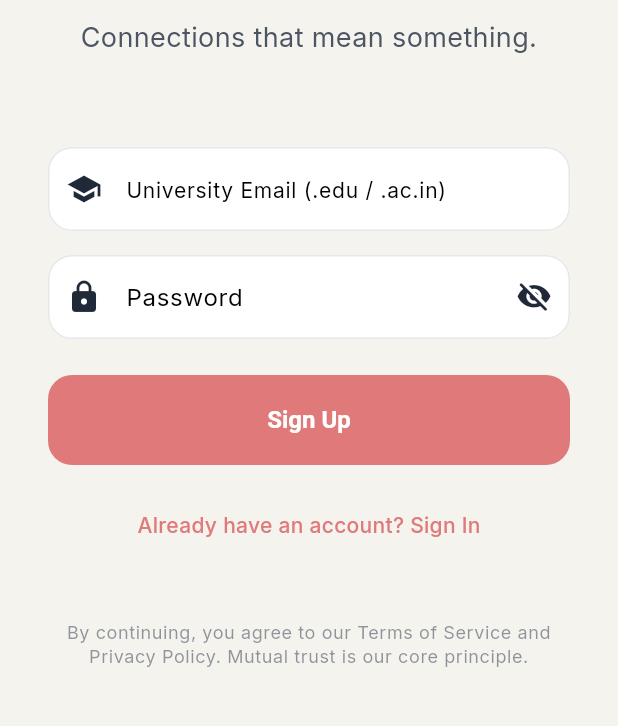
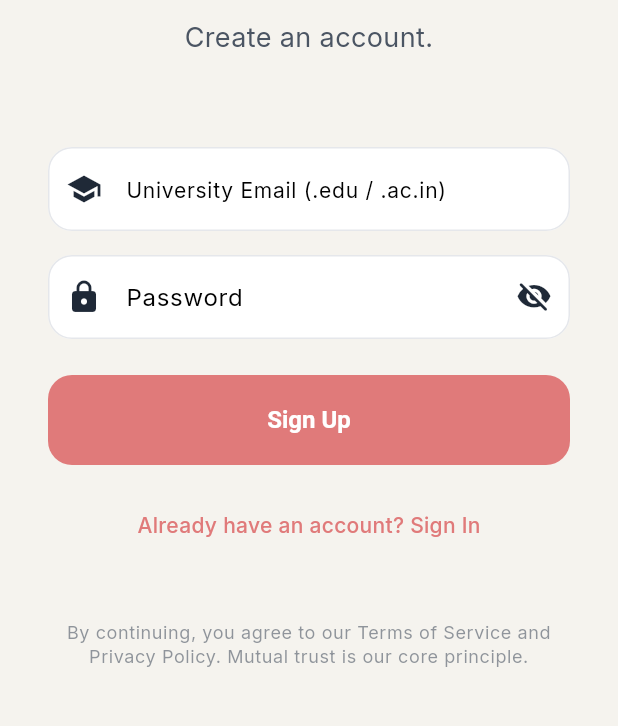
Before and after one commit to Sushrutha05/InTent, a Flutter app: the screen it shows after launch, after a tap on an icon or button, on a phone screen of 412 x 824 dp, the part 300-1026 px from its top. Run offline on Flutter 3.47's test engine with Material 3 defaults, Android fonts, the phone set to English and light mode, and no system bars; our stand-ins replace cached_network_image, dio, firebase_core, firebase_messaging, flutter_card_swiper, flutter_local_notifications and 9 more; accounts and stored records are empty; generated files the repository leaves out were written again.

Commit message:
feat(auth): decouple signup into dedicated screen and update router

```diff
--- a/lib/core/routing/app_router.dart
+++ b/lib/core/routing/app_router.dart
@@ -3,6 +3,7 @@ import 'package:go_router/go_router.dart';
 import 'package:flutter_riverpod/flutter_riverpod.dart';
 import 'package:student_dating_app/features/auth/presentation/providers/auth_provider.dart';
 import 'package:student_dating_app/features/auth/presentation/login_screen.dart';
+import 'package:student_dating_app/features/auth/presentation/signup_screen.dart';
 import 'package:student_dating_app/features/auth/presentation/splash_screen.dart';
 import 'package:student_dating_app/features/onboarding/presentation/screens/intent_selection_screen.dart';
 import 'package:student_dating_app/features/onboarding/presentation/screens/basic_info_screen.dart';
@@ -51,12 +52,13 @@ final appRouterProvider = Provider<GoRouter>((ref) {
 
       final isSplash = state.matchedLocation == '/splash';
       final isLoggingIn = state.matchedLocation == '/login';
+      final isSigningUp = state.matchedLocation == '/signup';
 
       // 1. If we are just starting or loading:
       // - If on login, let them stay so the button spinner can show and errors can be caught
       // - Otherwise, show the splash screen
       if (isLoading) {
-        if (isLoggingIn || isSplash) return null;
+        if (isLoggingIn || isSigningUp || isSplash) return null;
         return '/splash';
       }
 
@@ -67,15 +69,15 @@ final appRouterProvider = Provider<GoRouter>((ref) {
       // - If trying to access guarded routes, force to login
       // - If already on splash or login, stay there
       if (!isAuthenticated && !isLoading) {
-        if (isLoggingIn || isSplash) return null;
+        if (isLoggingIn || isSigningUp || isSplash) return null;
         return '/login';
       }
 
       // 3. If authenticated:
-      // - If on login, redirect to splash so it can securely check onboarding status from DB
+      // - If on login or signup, redirect to splash so it can securely check onboarding status from DB
       // - Otherwise, let them through
       if (isAuthenticated) {
-        if (isLoggingIn) return '/splash';
+        if (isLoggingIn || isSigningUp) return '/splash';
       }
 
       return null;
@@ -91,6 +93,11 @@ final appRouterProvider = Provider<GoRouter>((ref) {
         path: '/login',
         name: 'login',
         builder: (context, state) => const LoginScreen(),
+      ),
+      GoRoute(
+        path: '/signup',
+        name: 'signup',
+        builder: (context, state) => const SignupScreen(),
       ),
       GoRoute(
         path: '/onboarding/intent',
--- a/lib/features/auth/presentation/login_screen.dart
+++ b/lib/features/auth/presentation/login_screen.dart
@@ -3,7 +3,6 @@ import 'package:flutter_riverpod/flutter_riverpod.dart';
 import 'package:go_router/go_router.dart';
 import 'package:student_dating_app/core/theme/app_theme.dart';
 import 'package:student_dating_app/features/auth/presentation/providers/auth_provider.dart';
-import 'package:supabase_flutter/supabase_flutter.dart';
 
 class LoginScreen extends ConsumerStatefulWidget {
   const LoginScreen({super.key});
@@ -15,7 +14,6 @@ class LoginScreen extends ConsumerStatefulWidget {
 class _LoginScreenState extends ConsumerState<LoginScreen> {
   final TextEditingController _emailController = TextEditingController();
   final TextEditingController _passwordController = TextEditingController();
-  bool _isSignUp = false;
   bool _obscurePassword = true;
 
   @override
@@ -35,15 +33,9 @@ class _LoginScreenState extends ConsumerState<LoginScreen> {
     }
 
     try {
-      if (_isSignUp) {
-        await ref
-            .read(authProvider.notifier)
-            .signUpWithEmail(_emailController.text, _passwordController.text);
-      } else {
-        await ref
-            .read(authProvider.notifier)
-            .signInWithEmail(_emailController.text, _passwordController.text);
-      }
+      await ref
+          .read(authProvider.notifier)
+          .signInWithEmail(_emailController.text, _passwordController.text);
     } catch (e) {
       if (mounted) {
         debugPrint('Auth error: $e');
@@ -62,37 +54,6 @@ class _LoginScreenState extends ConsumerState<LoginScreen> {
   Widget build(BuildContext context) {
     // Watch state to show loading spinner
     final authState = ref.watch(authProvider);
-
-    // If authenticated during this screen's lifetime, redirect.
-    ref.listen(authProvider, (previous, next) {
-      if (next.maybeMap(authenticated: (_) => true, orElse: () => false)) {
-        final supabase = Supabase.instance.client;
-        final user = supabase.auth.currentUser;
-        if (user != null) {
-          supabase
-              .from('profiles')
-              .select('is_onboarded')
-              .eq('id', user.id)
-              .maybeSingle()
-              .then((profile) {
-                final isOnboarded =
-                    profile != null
-                        ? (profile['is_onboarded'] as bool? ?? false)
-                        : false;
-                if (context.mounted) {
-                  if (isOnboarded) {
-                    context.go('/');
-                  } else {
-                    context.go('/onboarding/intent');
-                  }
-                }
-              })
-              .catchError((_) {
-                if (context.mounted) context.go('/onboarding/intent');
-              });
-        }
-      }
-    });
 
     final isLoading = authState.maybeMap(
       loading: (_) => true,
@@ -197,22 +158,18 @@ class _LoginScreenState extends ConsumerState<LoginScreen> {
                             ),
                           ),
                         )
-                        : Text(_isSignUp ? 'Sign Up' : 'Sign In'),
+                        : const Text('Sign In'),
               ),
 
               const SizedBox(height: 16),
 
               TextButton(
                 onPressed: () {
-                  setState(() {
-                    _isSignUp = !_isSignUp;
-                  });
+                  context.push('/signup');
                 },
-                child: Text(
-                  _isSignUp
-                      ? 'Already have an account? Sign In'
-                      : 'Don\'t have an account? Sign Up',
-                  style: const TextStyle(color: AppTheme.primaryColor),
+                child: const Text(
+                  'Don\'t have an account? Sign Up',
+                  style: TextStyle(color: AppTheme.primaryColor),
                 ),
               ),
 
--- /dev/null
+++ b/lib/features/auth/presentation/signup_screen.dart
@@ -0,0 +1,190 @@
+import 'package:flutter/material.dart';
+import 'package:flutter_riverpod/flutter_riverpod.dart';
+import 'package:go_router/go_router.dart';
+import 'package:student_dating_app/core/theme/app_theme.dart';
+import 'package:student_dating_app/features/auth/presentation/providers/auth_provider.dart';
+
+class SignupScreen extends ConsumerStatefulWidget {
+  const SignupScreen({super.key});
+
+  @override
+  ConsumerState<SignupScreen> createState() => _SignupScreenState();
+}
+
+class _SignupScreenState extends ConsumerState<SignupScreen> {
+  final TextEditingController _emailController = TextEditingController();
+  final TextEditingController _passwordController = TextEditingController();
+  bool _obscurePassword = true;
+
+  @override
+  void dispose() {
+    _emailController.dispose();
+    _passwordController.dispose();
+    super.dispose();
+  }
+
+  Future<void> _handleAuth() async {
+    if (_emailController.text.trim().isEmpty ||
+        _passwordController.text.isEmpty) {
+      ScaffoldMessenger.of(context).showSnackBar(
+        const SnackBar(content: Text('Please enter an email and password')),
+      );
+      return;
+    }
+
+    try {
+      await ref
+          .read(authProvider.notifier)
+          .signUpWithEmail(_emailController.text, _passwordController.text);
+    } catch (e) {
+      if (mounted) {
+        debugPrint('Auth error: $e');
+        ScaffoldMessenger.of(context).showSnackBar(
+          SnackBar(
+            content: Text(e.toString().replaceAll('Exception: ', '')),
+            backgroundColor: Colors.redAccent,
+            duration: const Duration(seconds: 4),
+          ),
+        );
+      }
+    }
+  }
+
+  @override
+  Widget build(BuildContext context) {
+    final authState = ref.watch(authProvider);
+
+    final isLoading = authState.maybeMap(
+      loading: (_) => true,
+      orElse: () => false,
+    );
+
+    return Scaffold(
+      body: SafeArea(
+        child: SingleChildScrollView(
+          padding: const EdgeInsets.symmetric(horizontal: 32.0, vertical: 48.0),
+          child: Column(
+            crossAxisAlignment: CrossAxisAlignment.stretch,
+            children: [
+              const SizedBox(height: 10),
+
+              // Decorative Logo element
+              Center(
+                child: Hero(
+                  tag: 'app_logo',
+                  child: Image(
+                    image: AssetImage('lib/images/Intent_logo.png'),
+                    height: 88,
+                    width: 88,
+                  ),
+                ),
+              ),
+              const SizedBox(height: 0),
+
+              Text(
+                'Intent',
+                style: Theme.of(
+                  context,
+                ).textTheme.displayLarge?.copyWith(fontSize: 48),
+                textAlign: TextAlign.center,
+              ),
+              const SizedBox(height: 12),
+              Text(
+                'Create an account.',
+                style: Theme.of(
+                  context,
+                ).textTheme.bodyMedium?.copyWith(fontSize: 18),
+                textAlign: TextAlign.center,
+              ),
+
+              const SizedBox(height: 60),
+
+              TextField(
+                controller: _emailController,
+                keyboardType: TextInputType.emailAddress,
+                style: const TextStyle(color: AppTheme.textPrimary),
+                decoration: const InputDecoration(
+                  hintText: 'University Email (.edu / .ac.in)',
+                  hintStyle: TextStyle(fontSize: 14),
+                  prefixIcon: Icon(Icons.school, color: AppTheme.textPrimary),
+                ),
+              ),
+
+              const SizedBox(height: 16),
+
+              TextField(
+                controller: _passwordController,
+                obscureText: _obscurePassword,
+                style: const TextStyle(color: AppTheme.textPrimary),
+                decoration: InputDecoration(
+                  hintText: 'Password',
+                  prefixIcon: const Icon(
+                    Icons.lock_rounded,
+                    color: AppTheme.textPrimary,
+                  ),
+                  suffixIcon: IconButton(
+                    icon: Icon(
+                      _obscurePassword
+                          ? Icons.visibility_off_rounded
+                          : Icons.visibility_rounded,
+                      color: AppTheme.textPrimary,
+                    ),
+                    onPressed: () {
+                      setState(() {
+                        _obscurePassword = !_obscurePassword;
+                      });
+                    },
+                  ),
+                ),
+              ),
+
+              const SizedBox(height: 24),
+
+              ElevatedButton(
+                onPressed: isLoading ? null : _handleAuth,
+                style: ElevatedButton.styleFrom(
+                  minimumSize: const Size.fromHeight(60),
+                ),
+                child:
+                    isLoading
+                        ? const SizedBox(
+                          height: 24,
+                          width: 24,
+                          child: CircularProgressIndicator(
+                            strokeWidth: 3,
+                            valueColor: AlwaysStoppedAnimation<Color>(
+                              Colors.white,
+                            ),
+                          ),
+                        )
+                        : const Text('Sign Up'),
+              ),
+
+              const SizedBox(height: 16),
+
+              TextButton(
+                onPressed: () {
+                  context.pop();
+                },
+                child: const Text(
+                  'Already have an account? Sign In',
+                  style: TextStyle(color: AppTheme.primaryColor),
+                ),
+              ),
+
+              const SizedBox(height: 40),
+
+              Text(
+                'By continuing, you agree to our Terms of Service and Privacy Policy. Mutual trust is our core principle.',
+                style: Theme.of(context).textTheme.bodySmall?.copyWith(
+                  color: AppTheme.textSecondary.withValues(alpha: 0.6),
+                ),
+                textAlign: TextAlign.center,
+              ),
+            ],
+          ),
+        ),
+      ),
+    );
+  }
+}
```
